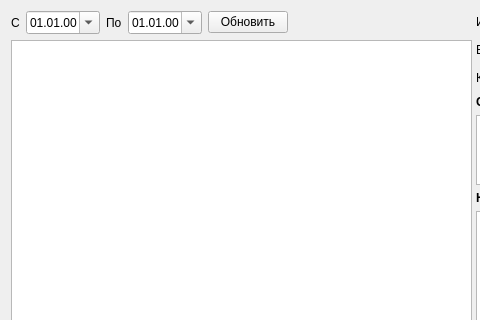
Sergeyego/certificates, file formpartwire/formpartwire.ui: the form before one commit; both pictures show x 0 to 480 and y 0 to 320 of the 1250 by 848 pixel window.
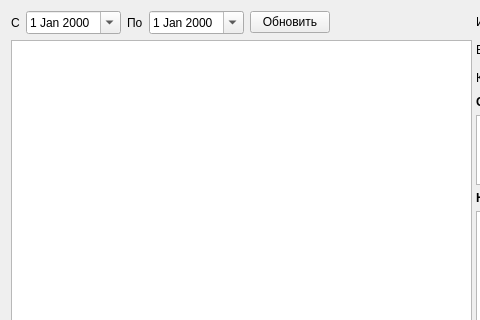
The form after the commit. Custom widgets are drawn as their Qt base class.

Commit message: fix date format

Diff of the .ui file:
```diff
--- a/formpartwire/formpartwire.ui
+++ b/formpartwire/formpartwire.ui
@@ -32,9 +32,6 @@
          </item>
          <item>
           <widget class="QDateEdit" name="dateEditBeg">
-           <property name="displayFormat">
-            <string>dd.MM.yy</string>
-           </property>
            <property name="calendarPopup">
             <bool>true</bool>
            </property>
@@ -49,9 +46,6 @@
          </item>
          <item>
           <widget class="QDateEdit" name="dateEditEnd">
-           <property name="displayFormat">
-            <string>dd.MM.yy</string>
-           </property>
            <property name="calendarPopup">
             <bool>true</bool>
            </property>
```
